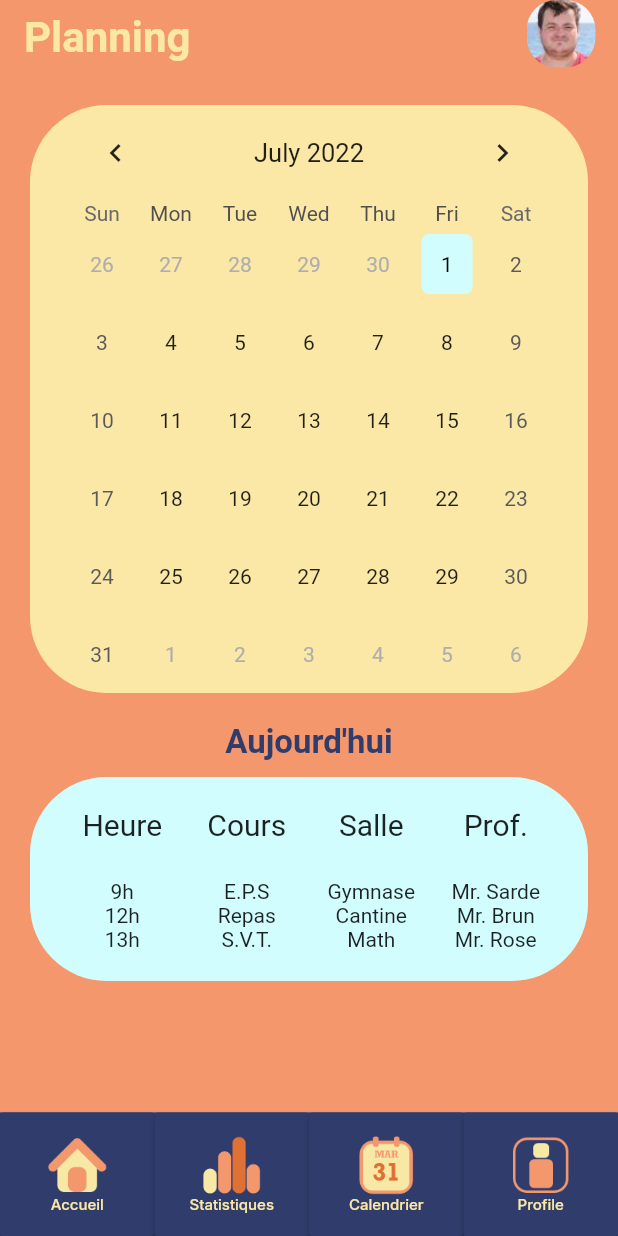
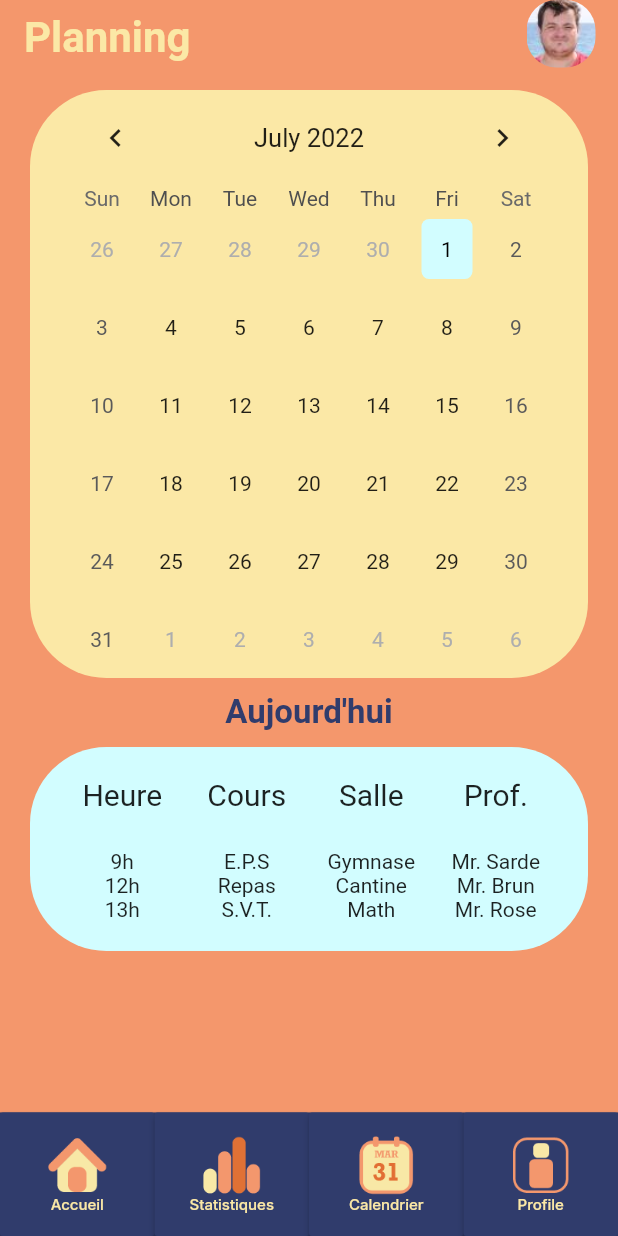
Before and after one commit to Necrelox/AR-U-Here, a Flutter app: the Planning screen opened directly, on a phone screen of 412 x 824 dp. Run offline on Flutter 3.47's test engine with Material 2 defaults, Android fonts, the phone set to English and light mode, and no system bars; drawn by our look-alikes of table_calendar; our stand-ins replace font_awesome_flutter, google_fonts.

Commit message:
Correction for title support in parameter

```diff
--- a/App/lib/components/appbar.dart
+++ b/App/lib/components/appbar.dart
@@ -3,10 +3,15 @@ import 'package:flutter/material.dart';
 
 class ApplicationBar extends StatelessWidget {
   final String asset;
+  final String title;
   final Color color;
 
-  const ApplicationBar({Key? key, required this.color, required this.asset})
-      : super(key: key);
+  const ApplicationBar({
+    Key? key,
+    required this.asset,
+    required this.title,
+    required this.color,
+  }) : super(key: key);
 
   @override
   Widget build(BuildContext context) {
@@ -27,9 +32,9 @@ class ApplicationBar extends StatelessWidget {
               ),
             )),
       ],
-      title: const Text(
-        "Planning",
-        style: TextStyle(
+      title: Text(
+        title,
+        style: const TextStyle(
             color: Color(0XFFFBE8A6),
             fontSize: 28.0,
             fontWeight: FontWeight.bold),
--- a/App/lib/dashboard/planning.dart
+++ b/App/lib/dashboard/planning.dart
@@ -40,6 +40,7 @@ class _PlanningState extends State<Planning> {
         child: ApplicationBar(
           color:  Color(0XFFF4976C),
           asset: 'asset/marin.jpg',
+          title: 'Planning'
         ),
       ),
 
@@ -58,7 +59,7 @@ class _PlanningState extends State<Planning> {
                     borderRadius: BorderRadius.circular(51.0)
                   ),
                 margin: const EdgeInsets.only(
-                  top: 20,
+                  top: 10,
                   bottom: 10,
                   left: 20,
                   right: 20,
@@ -122,7 +123,7 @@ class _PlanningState extends State<Planning> {
               child: Container(
                 width: double.infinity,
                 alignment: Alignment.center,
-                padding: const EdgeInsets.fromLTRB(25, 10, 25, 0),
+                padding: const EdgeInsets.fromLTRB(25, 0, 25, 0),
                 margin: const EdgeInsets.only(
                   top: 0,
                   bottom: 0,
```
